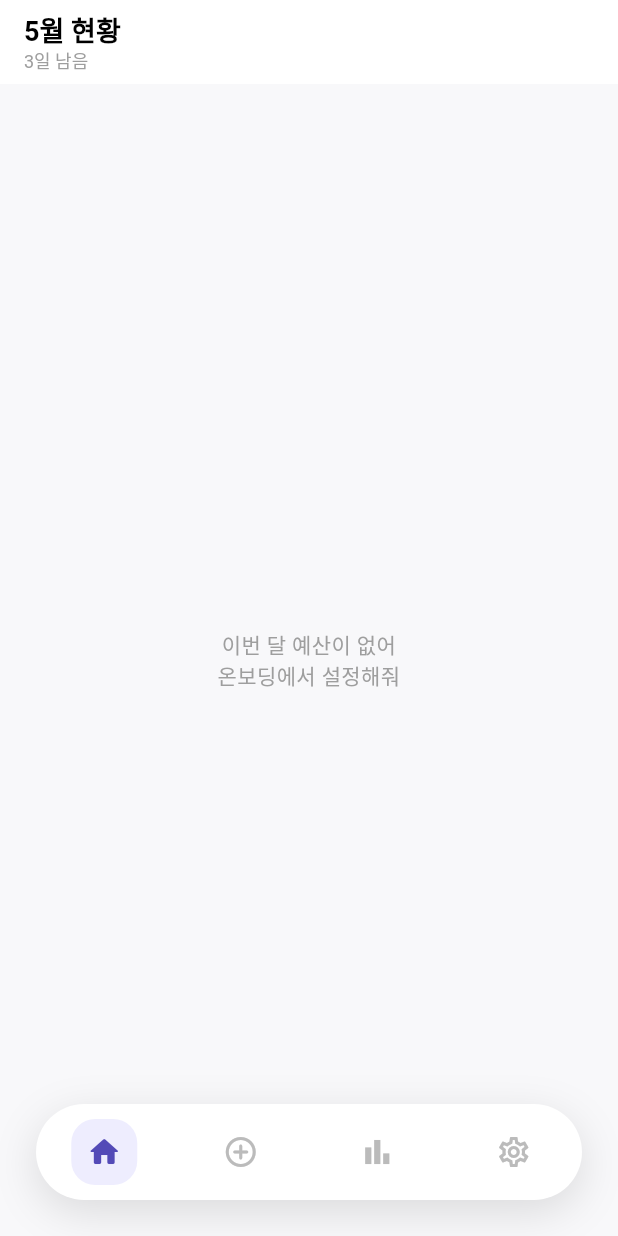
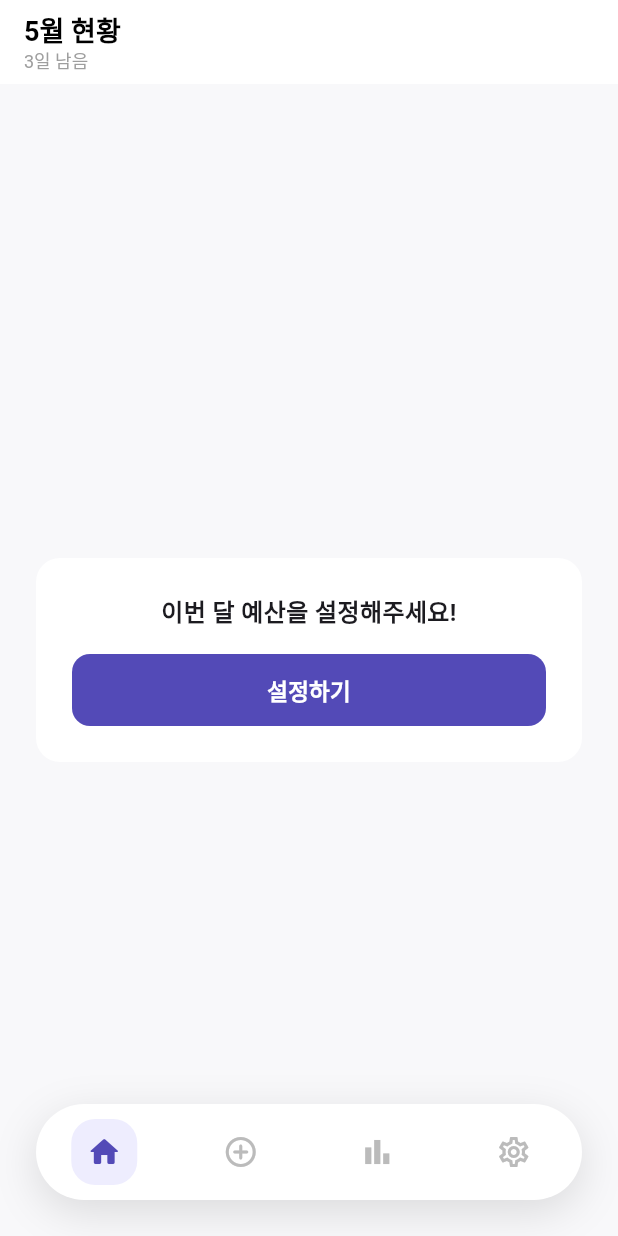
Before and after one commit to JMandoo1014/budget-manager, a Flutter app: the HomeScreen screen opened by its route, on a phone screen of 412 x 824 dp. Run offline on Flutter 3.47's test engine with Material 3 defaults, Android fonts, the phone set to English and light mode, and no system bars; our stand-ins replace flutter_dotenv, go_router, supabase_flutter; accounts and stored records are empty.

Commit message:
feat: 자동 이월 기능 구현
- Budget 모델에 autoRollover 필드 추가 (기본값 true)
- getCurrentBudget(): 이번 달 예산 없을 시 지난 달 autoRollover 확인 후 자동 생성
- saveBudget(): auto_rollover 컬럼 upsert 포함
- updateAutoRollover(): 현재 달 예산 auto_rollover 단일 업데이트
- 온보딩: 자동 이월 체크박스 추가 (기본 true)
- 설정: 자동 이월 토글 스위치 추가
- 홈: 예산 없을 때 설정하기 버튼 카드로 개선

Co-Authored-By: Claude Sonnet 4.6 <noreply@anthropic.com>

```diff
--- a/lib/models/budget.dart
+++ b/lib/models/budget.dart
@@ -4,6 +4,7 @@ class Budget {
   final int savingsMonths;
   final List<String> spendingPatterns;
   final Map<String, int> categoryBudgets;
+  final bool autoRollover;
 
   const Budget({
     required this.income,
@@ -11,6 +12,7 @@ class Budget {
     required this.savingsMonths,
     required this.spendingPatterns,
     required this.categoryBudgets,
+    this.autoRollover = true,
   });
 
   int get monthlyBudget => income - (savingsGoal ~/ savingsMonths);
@@ -22,6 +24,7 @@ class Budget {
     int? savingsMonths,
     List<String>? spendingPatterns,
     Map<String, int>? categoryBudgets,
+    bool? autoRollover,
   }) {
     return Budget(
       income: income ?? this.income,
@@ -29,6 +32,7 @@ class Budget {
       savingsMonths: savingsMonths ?? this.savingsMonths,
       spendingPatterns: spendingPatterns ?? this.spendingPatterns,
       categoryBudgets: categoryBudgets ?? this.categoryBudgets,
+      autoRollover: autoRollover ?? this.autoRollover,
     );
   }
 
@@ -39,6 +43,7 @@ class Budget {
       'savingsMonths': savingsMonths,
       'spendingPatterns': spendingPatterns,
       'categoryBudgets': categoryBudgets,
+      'autoRollover': autoRollover,
     };
   }
 
@@ -49,6 +54,7 @@ class Budget {
       savingsMonths: json['savings_months'] as int,
       spendingPatterns: List<String>.from(json['spending_patterns'] as List),
       categoryBudgets: Map<String, int>.from(json['category_budgets'] as Map),
+      autoRollover: json['auto_rollover'] as bool? ?? true,
     );
   }
 }
--- a/lib/screens/home_screen.dart
+++ b/lib/screens/home_screen.dart
@@ -1,4 +1,5 @@
 import 'package:flutter/material.dart';
+import 'package:go_router/go_router.dart';
 
 import '../models/budget.dart';
 import '../models/expense.dart';
@@ -111,11 +112,42 @@ class _HomeScreenState extends State<HomeScreen> {
   }
 
   Widget _buildEmpty() {
-    return const Center(
-      child: Text(
-        '이번 달 예산이 없어\n온보딩에서 설정해줘',
-        textAlign: TextAlign.center,
-        style: TextStyle(color: Colors.grey, fontSize: 14),
+    return Center(
+      child: Padding(
+        padding: const EdgeInsets.all(24),
+        child: Container(
+          width: double.infinity,
+          padding: const EdgeInsets.all(24),
+          decoration: BoxDecoration(
+            color: Colors.white,
+            borderRadius: BorderRadius.circular(16),
+          ),
+          child: Column(
+            mainAxisSize: MainAxisSize.min,
+            children: [
+              const Text(
+                '이번 달 예산을 설정해주세요!',
+                style: TextStyle(fontSize: 16, fontWeight: FontWeight.w600),
+                textAlign: TextAlign.center,
+              ),
+              const SizedBox(height: 16),
+              SizedBox(
+                width: double.infinity,
+                height: 48,
+                child: ElevatedButton(
+                  onPressed: () => context.go('/'),
+                  style: ElevatedButton.styleFrom(
+                    backgroundColor: const Color(0xFF534AB7),
+                    foregroundColor: Colors.white,
+                    shape: RoundedRectangleBorder(borderRadius: BorderRadius.circular(12)),
+                    elevation: 0,
+                  ),
+                  child: const Text('설정하기', style: TextStyle(fontSize: 15, fontWeight: FontWeight.w600)),
+                ),
+              ),
+            ],
+          ),
+        ),
       ),
     );
   }
```
Also changed, not shown: lib/screens/onboarding_screen.dart (+28 -1 lines), lib/screens/settings_screen.dart (+44 -0 lines), lib/services/storage_service.dart (+36 -6 lines).
